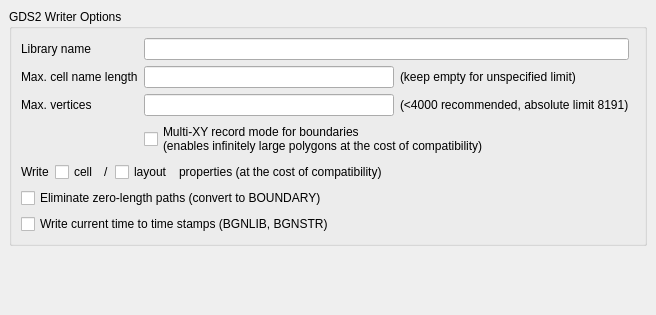
Before: the Qt Designer form src/laybasic/laybasic/GDS2WriterOptionPage.ui in KLayout/klayout, drawn with Qt 5.
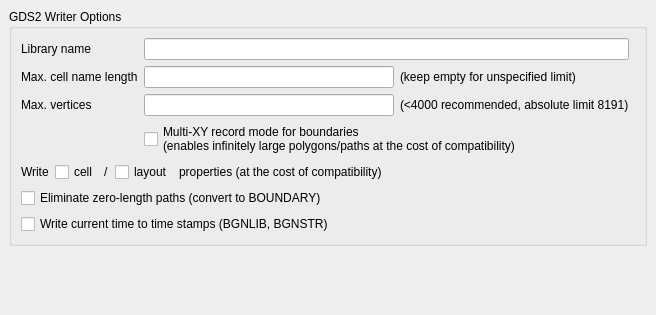
After: the same form once the commit is applied.

Commit message: GDS2 reader/writer: paths can now use the Multi-XY extension.

```diff
--- a/src/laybasic/laybasic/GDS2WriterOptionPage.ui
+++ b/src/laybasic/laybasic/GDS2WriterOptionPage.ui
@@ -70,7 +70,7 @@
        <widget class="QCheckBox" name="multi_xy_cbx">
         <property name="text">
          <string>Multi-XY record mode for boundaries
-(enables infinitely large polygons at the cost of compatibility)</string>
+(enables infinitely large polygons/paths at the cost of compatibility)</string>
         </property>
        </widget>
       </item>
```
Left out of the diff: 33 changed lines with no effect on the pictures. The commit also changes 5 other files.
